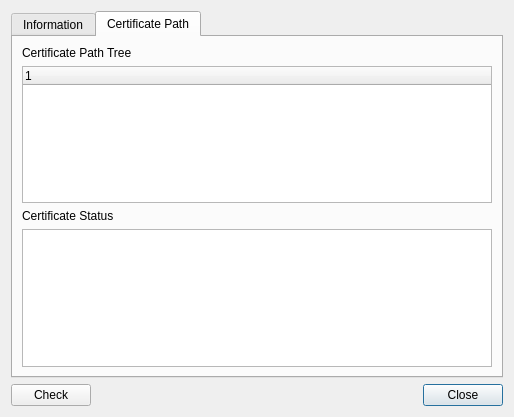
Qt form CCMan/cert_info_dlg.ui (jykim74/CCMan) before a commit.
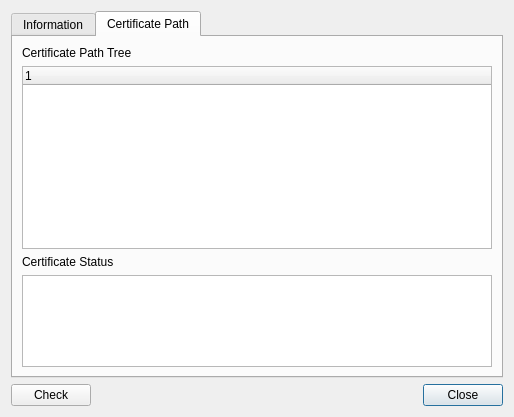
The same form after that commit. The open tabs and pages were chosen to show the change.

Commit message: 인증서 및 CRL 상세 보기 UI 개선

What changed in the file:
```diff
--- a/CCMan/cert_info_dlg.ui
+++ b/CCMan/cert_info_dlg.ui
@@ -79,7 +79,14 @@
         </widget>
        </item>
        <item row="3" column="0">
-        <widget class="QPlainTextEdit" name="mCertStatusText"/>
+        <widget class="QPlainTextEdit" name="mCertStatusText">
+         <property name="maximumSize">
+          <size>
+           <width>16777215</width>
+           <height>100</height>
+          </size>
+         </property>
+        </widget>
        </item>
       </layout>
      </widget>
```
Left out of the diff: 8 changed lines with no effect on the pictures. The commit also changes 1 other file.
